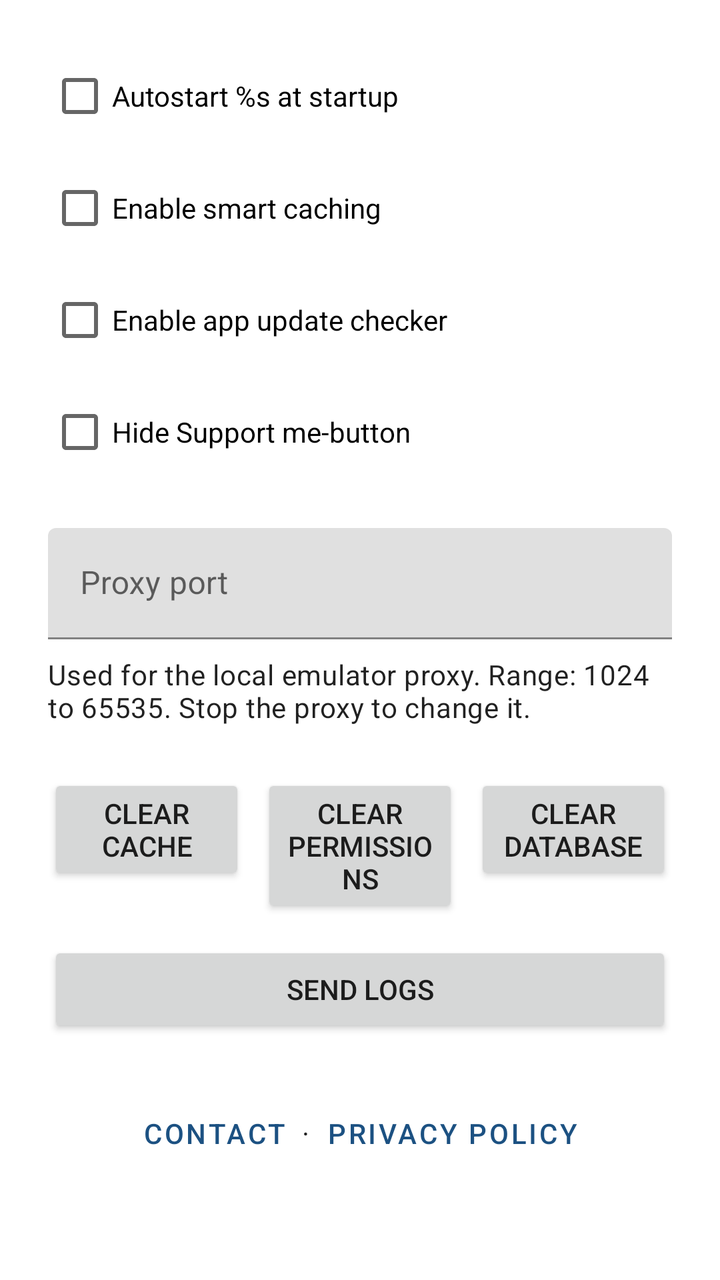
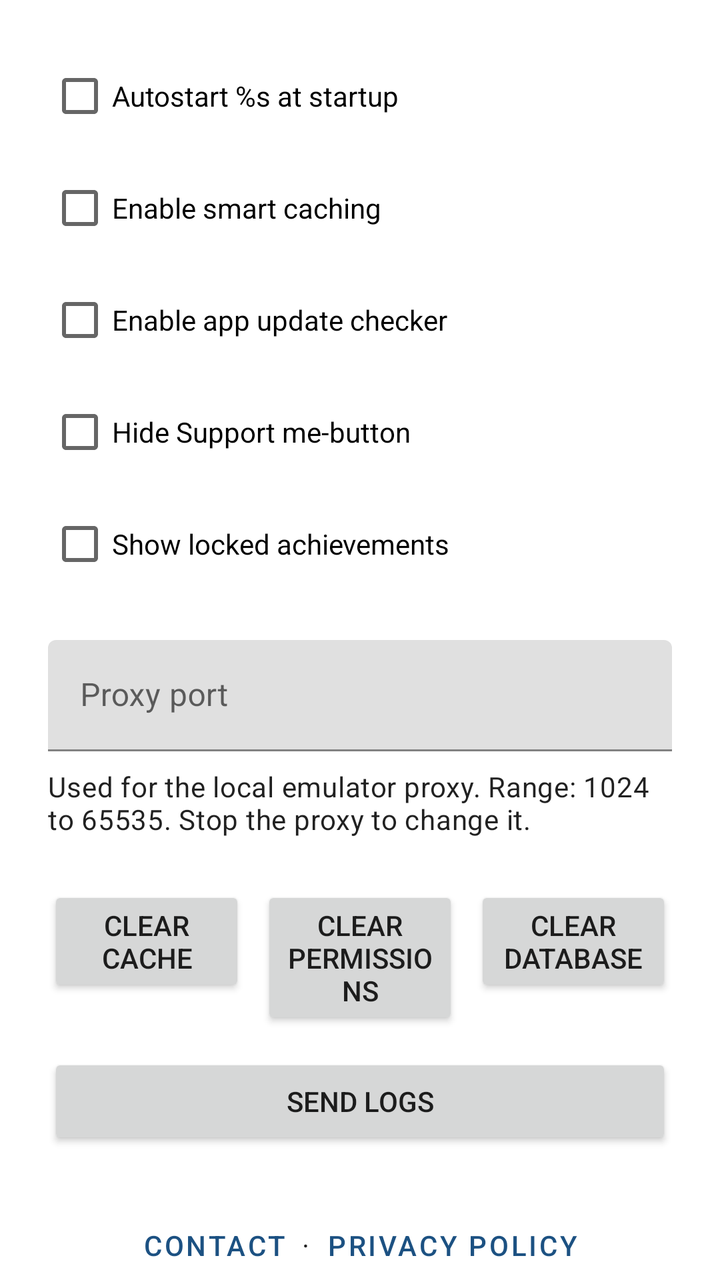

Two renders of the same Android screen: before a commit and after it. Below are the layout's source before the change and the commit's diff.
<!-- AndroidManifest.xml: application theme Theme.RAOfflineProxy -->
<!-- res/layout/fragment_settings.xml -->
<?xml version="1.0" encoding="utf-8"?>
<androidx.core.widget.NestedScrollView
    xmlns:android="http://schemas.android.com/apk/res/android"
    xmlns:app="http://schemas.android.com/apk/res-auto"
    xmlns:tools="http://schemas.android.com/tools"
    android:layout_width="match_parent"
    android:layout_height="match_parent">

    <LinearLayout
        android:layout_width="match_parent"
        android:layout_height="wrap_content"
        android:orientation="vertical"
        android:padding="24dp">

        <CheckBox
            android:id="@+id/cb_autostart_proxy"
            android:layout_width="wrap_content"
            android:layout_height="wrap_content"
            android:text="@string/setting_autostart_label" />

        <CheckBox
            android:id="@+id/cb_smart_caching"
            android:layout_width="wrap_content"
            android:layout_height="wrap_content"
            android:layout_marginTop="8dp"
            android:text="@string/setting_smart_caching_label" />

        <CheckBox
            android:id="@+id/cb_app_update_check"
            android:layout_width="wrap_content"
            android:layout_height="wrap_content"
            android:layout_marginTop="8dp"
            android:text="@string/setting_app_update_check_label" />

        <CheckBox
            android:id="@+id/cb_hide_support_button"
            android:layout_width="wrap_content"
            android:layout_height="wrap_content"
            android:layout_marginTop="8dp"
            android:text="@string/setting_hide_support_button_label" />

        <com.google.android.material.textfield.TextInputLayout
            android:id="@+id/input_proxy_port"
            android:layout_width="match_parent"
            android:layout_height="wrap_content"
            android:layout_marginTop="24dp"
            android:hint="@string/setting_proxy_port_label">

            <com.google.android.material.textfield.TextInputEditText
                android:id="@+id/et_proxy_port"
                android:layout_width="match_parent"
                android:layout_height="wrap_content"
                android:inputType="number"
                android:maxLength="5"
                android:singleLine="true" />

        </com.google.android.material.textfield.TextInputLayout>

        <TextView
            android:id="@+id/tv_proxy_port_hint"
            android:layout_width="match_parent"
            android:layout_height="wrap_content"
            android:layout_marginTop="8dp"
            android:text="@string/setting_proxy_port_hint"
            android:textAppearance="@style/TextAppearance.MaterialComponents.Body2" />

        <LinearLayout
            android:layout_width="match_parent"
            android:layout_height="wrap_content"
            android:layout_marginTop="24dp"
            android:baselineAligned="false"
            android:orientation="horizontal">

            <Button
                android:id="@+id/btn_clear_cache"
                android:layout_width="0dp"
                android:layout_height="wrap_content"
                android:layout_weight="1"
                android:text="@string/btn_clear_cache"
                tools:ignore="ButtonStyle" />

            <Button
                android:id="@+id/btn_clear_permissions"
                android:layout_width="0dp"
                android:layout_height="wrap_content"
                android:layout_marginStart="8dp"
                android:layout_weight="1"
                android:text="@string/btn_clear_permissions"
                tools:ignore="ButtonStyle"/>

            <Button
                android:id="@+id/btn_clear_database"
                android:layout_width="0dp"
                android:layout_height="wrap_content"
                android:layout_marginStart="8dp"
                android:layout_weight="1"
                android:text="@string/btn_clear_database"
                tools:ignore="ButtonStyle"/>

        </LinearLayout>

        <com.google.android.material.button.MaterialButton
            android:id="@+id/btn_manage_subscription"
            android:layout_width="match_parent"
            android:layout_height="wrap_content"
            android:layout_marginTop="12dp"
            android:text="@string/btn_manage_subscription"
            android:visibility="gone"
            app:icon="@drawable/ic_open_in_new"
            app:iconGravity="end"
            app:iconPadding="8dp" />

        <Button
            android:id="@+id/btn_send_logs"
            android:layout_width="match_parent"
            android:layout_height="wrap_content"
            android:layout_marginTop="12dp"
            android:text="@string/btn_send_logs" />

<LinearLayout
            android:layout_width="match_parent"
            android:layout_height="wrap_content"
            android:layout_marginTop="24dp"
            android:gravity="center"
            android:orientation="horizontal">

            <Button
                style="@style/Widget.MaterialComponents.Button.TextButton"
                android:id="@+id/btn_contact_feedback"
                android:layout_width="wrap_content"
                android:layout_height="wrap_content"
                android:text="@string/btn_contact_feedback" />

            <TextView
                android:layout_width="wrap_content"
                android:layout_height="wrap_content"
                android:text="·"
                android:textAppearance="@style/TextAppearance.MaterialComponents.Body2"
                tools:ignore="HardcodedText" />

            <Button
                style="@style/Widget.MaterialComponents.Button.TextButton"
                android:id="@+id/btn_privacy_policy"
                android:layout_width="wrap_content"
                android:layout_height="wrap_content"
                android:text="@string/btn_privacy_policy" />

        </LinearLayout>

    </LinearLayout>

</androidx.core.widget.NestedScrollView>
<!-- resources referenced by this layout -->
<resources>
  <!-- drawable ic_open_in_new (drawable) -->
  <vector xmlns:android="http://schemas.android.com/apk/res/android"
      android:width="24dp"
      android:height="24dp"
      android:viewportWidth="24"
      android:viewportHeight="24"
      android:tint="?attr/colorOnSurface">
    <path
        android:fillColor="@android:color/white"
        android:pathData="M19,19L5,19L5,5l7,0L12,3L5,3c-1.11,0 -2,0.9 -2,2v14c0,1.1 0.89,2 2,2h14c1.1,0 2,-0.9 2,-2v-7h-2v7zM14,3v2h3.59l-9.83,9.83l1.41,1.41L19,6.41L19,10h2L21,3h-7z"/>
  </vector>
  <string name="btn_clear_cache">Clear Cache</string>
  <string name="btn_clear_database">Clear Database</string>
  <string name="btn_clear_permissions">Clear Permissions</string>
  <string name="btn_contact_feedback">Contact</string>
  <string name="btn_manage_subscription">Manage subscription</string>
  <string name="btn_privacy_policy">Privacy Policy</string>
  <string name="btn_send_logs">Send logs</string>
  <string name="setting_app_update_check_label">Enable app update checker</string>
  <string name="setting_autostart_label">Autostart %s at startup</string>
  <string name="setting_hide_support_button_label">Hide "Support me"-button</string>
  <string name="setting_proxy_port_hint">Used for the local emulator proxy. Range: 1024 to 65535. Stop the proxy to change it.</string>
  <string name="setting_proxy_port_label">Proxy port</string>
  <string name="setting_smart_caching_label">Enable smart caching</string>
  <color name="primary">#FF1C5182</color>
  <color name="primary_dark">#FF15406A</color>
  <color name="white">#FFFFFFFF</color>
  <color name="secondary">#FFD2A448</color>
  <color name="secondary_dark">#FFB88A30</color>
  <style name="ThemeOverlay.RAOfflineProxy.AlertDialog" parent="ThemeOverlay.MaterialComponents.MaterialAlertDialog">
          <item name="buttonBarPositiveButtonStyle">@style/Widget.RAOfflineProxy.AlertDialog.Button</item>
          <item name="buttonBarNegativeButtonStyle">@style/Widget.RAOfflineProxy.AlertDialog.Button.Neutral</item>
          <item name="buttonBarNeutralButtonStyle">@style/Widget.RAOfflineProxy.AlertDialog.Button</item>
          
          <item name="dialogPreferredPadding">16dp</item>
      </style>
  <style name="Widget.RAOfflineProxy.ActionBar" parent="Widget.MaterialComponents.ActionBar.Solid">
          <item name="titleTextStyle">@style/TextAppearance.RAOfflineProxy.ActionBar.Title</item>
      </style>
  <style name="Widget.RAOfflineProxy.SnackbarText" parent="Widget.MaterialComponents.Snackbar.TextView">
          <item name="android:textSize">12sp</item>
      </style>
  <style name="Widget.RAOfflineProxy.TabLayout" parent="Widget.MaterialComponents.TabLayout">
          <item name="tabGravity">start</item>
          <item name="tabMode">scrollable</item>
      </style>
  <style name="Widget.RAOfflineProxy.AlertDialog.Button" parent="Widget.AppCompat.Button.ButtonBar.AlertDialog">
          <item name="android:textColor">@color/dialog_action</item>
      </style>
  <style name="Widget.RAOfflineProxy.AlertDialog.Button.Neutral" parent="Widget.AppCompat.Button.ButtonBar.AlertDialog">
          <item name="android:textColor">@color/dialog_action_neutral</item>
      </style>
  <style name="TextAppearance.RAOfflineProxy.ActionBar.Title" parent="TextAppearance.MaterialComponents.Headline6">
          <item name="android:textStyle">bold</item>
      </style>
  <color name="dialog_action">#FFFFD27A</color>
  <color name="dialog_action_neutral">#FFB0B0B0</color>
  <!-- unchanged entries left out for length: 1 -->
</resources>

<!-- the commit's change to res/layout/fragment_settings.xml (unified diff, before → after) -->
@@ -38,6 +38,13 @@
             android:layout_height="wrap_content"
             android:layout_marginTop="8dp"
             android:text="@string/setting_hide_support_button_label" />
+
+        <CheckBox
+            android:id="@+id/cb_show_locked_achievements"
+            android:layout_width="wrap_content"
+            android:layout_height="wrap_content"
+            android:layout_marginTop="8dp"
+            android:text="@string/setting_show_locked_achievements_label" />
 
         <com.google.android.material.textfield.TextInputLayout
             android:id="@+id/input_proxy_port"
<!-- resource entries referenced after the edit -->
@@ -23,6 +23,7 @@
   <string name="setting_hide_support_button_label">Hide "Support me"-button</string>
   <string name="setting_proxy_port_hint">Used for the local emulator proxy. Range: 1024 to 65535. Stop the proxy to change it.</string>
   <string name="setting_proxy_port_label">Proxy port</string>
+  <string name="setting_show_locked_achievements_label">Show locked achievements</string>
   <string name="setting_smart_caching_label">Enable smart caching</string>
   <color name="primary">#FF1C5182</color>
   <color name="primary_dark">#FF15406A</color>
